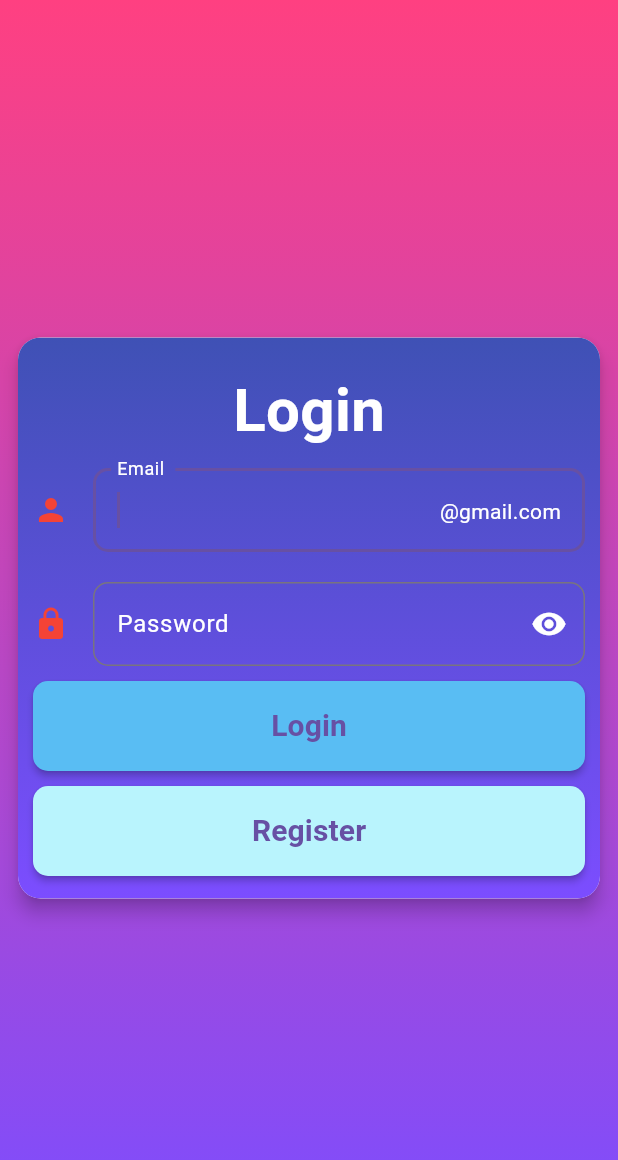
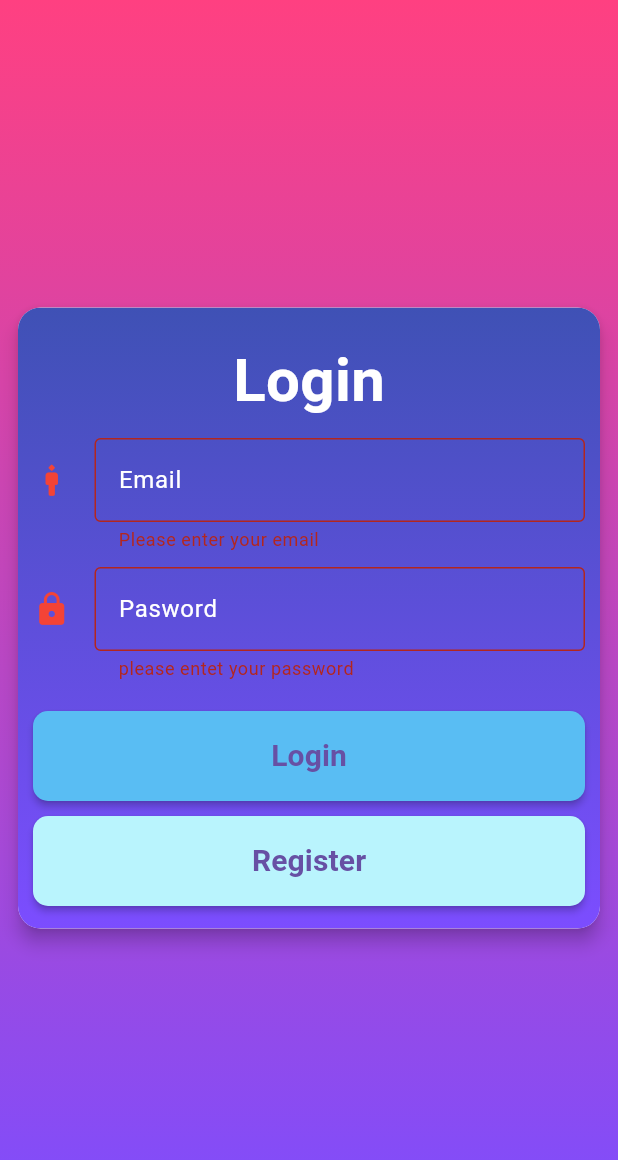
Before and after one commit to Sanjid121/my_app_projact_num_1, a Flutter app: the screen it shows after launch, after a tap on "Login", on a phone screen of 412 x 824 dp. Shown: the top 1160 px of the screen. Run offline on Flutter 3.47's test engine with Material 3 defaults, Android fonts, the phone set to English and light mode, and no system bars; our stand-ins replace carousel_slider, shared_preferences.

```diff
--- a/lib/login_page.dart
+++ b/lib/login_page.dart
@@ -11,28 +11,48 @@ class LoginPage extends StatefulWidget {
 }
 
 class _LoginPageState extends State<LoginPage> {
-  TextEditingController usernameController = TextEditingController();
-  TextEditingController passwordController = TextEditingController();
-  //login validation
+  final _fromkey = GlobalKey<FormState>();
+  final _usernameController = TextEditingController();
+  final _passwordController = TextEditingController();
+  String? _validation(String? value) {
+    if (value == null || value.isEmpty) {
+      return 'Please enter your email';
+    }
+    final emailPattern = r'^[\w-\.]+@([\w-]+\.)+[\w-]{2,4}$';
+    if (!RegExp(emailPattern).hasMatch(value)) {
+      return 'Please enter a valid email';
+    }
+    return null;
+  }
+
+  String? _passvalidation(String? value) {
+    if (value == null || value.isEmpty) {
+      return "please entet your password";
+    }
+    if (value.length < 6) {
+      return 'Password must be at least 6 characters long';
+    }
+    return null;
+  }
+
   usarLogin() async {
     SharedPreferences ss = await SharedPreferences.getInstance();
-    if (usernameController.text == "" || passwordController.text == "") {
-      print("empty");
+    if (_usernameController.text == "" || _passwordController.text == "") {
+      _fromkey.currentState!.validate();
     } else {
-      String email = ss.getString('username')!;
+      if (ss.getString('email') != null) {
+        // print('sanjid');
+        String email = ss.getString('email')!;
         String password = ss.getString('password')!;
 
-      if (email == usernameController.text &&
-          password == passwordController.text) {
-        ss.setString('login', 'true');
+        if (email == _usernameController.text &&
+            password == _passwordController.text) {
+          ss.setString('login', "true");
           Navigator.push(context, MaterialPageRoute(builder: (_) => Org()));
         } else {
-        ScaffoldMessenger.of(context).showSnackBar(
-          SnackBar(
-            backgroundColor: Colors.red,
-            content: Text('Please Enter Correct Email and Password'),
-          ),
-        );
+          ScaffoldMessenger.of(context)
+              .showSnackBar(SnackBar(content: Text('incarect pasword ')));
+        }
       }
     }
   }
@@ -96,47 +116,43 @@ class _LoginPageState extends State<LoginPage> {
                           ),
                           Container(
                             padding: EdgeInsets.all(10),
-                            child: TextFormField(
-                              validator: (value) {
-                                if (value == null || value.isEmpty) {
-                                  return 'Please enter some text';
-                                }
-                                return null;
-                              },
-                              autofocus: true,
-                              keyboardType: TextInputType.emailAddress,
-                              controller: usernameController,
+                            child: Form(
+                                key: _fromkey,
+                                child: Column(
+                                  children: [
+                                    TextFormField(
+                                      controller: _usernameController,
                                       decoration: InputDecoration(
-                                icon: Icon(Icons.person),
-                                iconColor: Colors.red,
-                                border: OutlineInputBorder(
-                                  borderRadius: BorderRadius.circular(10),
+                                          icon: Icon(Icons.man_3_rounded,
+                                              size: 25, color: Colors.red),
+                                          labelText: 'Email ',
+                                          labelStyle:
+                                              TextStyle(color: Colors.white),
+                                          suffixText: '@gmail.com',
+                                          suffixStyle:
+                                              TextStyle(color: Colors.white),
+                                          border: OutlineInputBorder()),
+                                      validator: _validation,
                                     ),
-                                labelText: 'Email ',
-                                labelStyle: TextStyle(color: Colors.white),
-                                suffixText: '@gmail.com',
-                                suffixStyle: TextStyle(color: Colors.white),
+                                    SizedBox(
+                                      height: 10,
                                     ),
+                                    TextFormField(
+                                      controller: _passwordController,
+                                      decoration: InputDecoration(
+                                          icon: Icon(Icons.lock,
+                                              size: 25, color: Colors.red),
+                                          labelText: 'Pasword',
+                                          labelStyle:
+                                              TextStyle(color: Colors.white),
+                                          border: OutlineInputBorder()),
+                                      validator: _passvalidation,
                                     ),
+                                  ],
+                                )),
                           ),
-                          Container(
-                            padding: EdgeInsets.all(10),
-                            child: TextField(
-                              controller: passwordController,
-                              obscureText: true,
-                              decoration: InputDecoration(
-                                  icon: Icon(Icons.lock),
-                                  iconColor: Colors.red,
-                                  border: OutlineInputBorder(
-                                    borderRadius: BorderRadius.circular(10),
-                                  ),
-                                  labelText: 'Password',
-                                  labelStyle: TextStyle(color: Colors.white),
-                                  suffixIcon: IconButton(
-                                      color: Colors.white,
-                                      icon: Icon(Icons.remove_red_eye),
-                                      onPressed: () {})),
-                            ),
+                          SizedBox(
+                            height: 10,
                           ),
                           Container(
                             height: 60,
--- a/lib/org.dart
+++ b/lib/org.dart
@@ -1,6 +1,7 @@
 import 'package:carousel_slider/carousel_slider.dart';
 import 'package:flutter/material.dart';
 import 'package:flutter_my_app/manu.dart';
+import 'package:flutter_my_app/text_fild.dart';
 
 class Org extends StatefulWidget {
   const Org({Key? key}) : super(key: key);
@@ -44,17 +45,15 @@ class _OrgState extends State<Org> {
                 ),
                 items: [
                   Image.network(
-                    'https://images.pexels.com/photos/302899/pexels-photo-302899.jpeg?auto=compress&cs=tinysrgb&w=400',
-                    fit: BoxFit.cover,
-                  ),
-                  Image.network(
-                      'https://images.pexels.com/photos/851555/pexels-photo-851555.jpeg?auto=compress&cs=tinysrgb&w=400'),
-                  Image.network(
-                      'https://images.pexels.com/photos/414630/pexels-photo-414630.jpeg?auto=compress&cs=tinysrgb&w=400'),
-                  Image.network(
-                      'https://images.pexels.com/photos/585753/pexels-photo-585753.jpeg?auto=compress&cs=tinysrgb&w=400'),
-                  Image.network(
-                      'https://images.pexels.com/photos/1749303/pexels-photo-1749303.jpeg?auto=compress&cs=tinysrgb&w=400'),
+                        'https://images.pexels.com/photos/2131614/pexels-photo-2131614.jpeg?auto=compress&cs=tinysrgb&w=400'),
+                    Image.network(
+                        'https://images.pexels.com/photos/2131614/pexels-photo-2131614.jpeg?auto=compress&cs=tinysrgb&w=400'),
+                    Image.network(
+                        'https://images.pexels.com/photos/2131614/pexels-photo-2131614.jpeg?auto=compress&cs=tinysrgb&w=400'),
+                    Image.network(
+                        'https://images.pexels.com/photos/2131614/pexels-photo-2131614.jpeg?auto=compress&cs=tinysrgb&w=400'),
+                    Image.network(
+                        'https://images.pexels.com/photos/2131614/pexels-photo-2131614.jpeg?auto=compress&cs=tinysrgb&w=400'),
                 ],
               ),
             ),
@@ -68,15 +67,15 @@ class _OrgState extends State<Org> {
                   options: CarouselOptions(height: 200.0, autoPlay: true),
                   items: [
                     Image.network(
-                        'https://images.pexels.com/photos/302899/pexels-photo-302899.jpeg?auto=compress&cs=tinysrgb&w=400'),
+                        'https://images.pexels.com/photos/2131614/pexels-photo-2131614.jpeg?auto=compress&cs=tinysrgb&w=400'),
                     Image.network(
-                        'https://images.pexels.com/photos/851555/pexels-photo-851555.jpeg?auto=compress&cs=tinysrgb&w=400'),
+                        'https://images.pexels.com/photos/2131614/pexels-photo-2131614.jpeg?auto=compress&cs=tinysrgb&w=400'),
                     Image.network(
-                        'https://images.pexels.com/photos/414630/pexels-photo-414630.jpeg?auto=compress&cs=tinysrgb&w=400'),
+                        'https://images.pexels.com/photos/2131614/pexels-photo-2131614.jpeg?auto=compress&cs=tinysrgb&w=400'),
                     Image.network(
-                        'https://images.pexels.com/photos/585753/pexels-photo-585753.jpeg?auto=compress&cs=tinysrgb&w=400'),
+                        'https://images.pexels.com/photos/2131614/pexels-photo-2131614.jpeg?auto=compress&cs=tinysrgb&w=400'),
                     Image.network(
-                        'https://images.pexels.com/photos/1749303/pexels-photo-1749303.jpeg?auto=compress&cs=tinysrgb&w=400'),
+                        'https://images.pexels.com/photos/2131614/pexels-photo-2131614.jpeg?auto=compress&cs=tinysrgb&w=400'),
                   ],
                 ),
               ),
@@ -90,16 +89,16 @@ class _OrgState extends State<Org> {
                 child: CarouselSlider(
                   options: CarouselOptions(height: 200.0, autoPlay: true),
                   items: [
+                   Image.network(
+                        'https://images.pexels.com/photos/2131614/pexels-photo-2131614.jpeg?auto=compress&cs=tinysrgb&w=400'),
                     Image.network(
-                        'https://images.pexels.com/photos/302899/pexels-photo-302899.jpeg?auto=compress&cs=tinysrgb&w=400'),
+                        'https://images.pexels.com/photos/2131614/pexels-photo-2131614.jpeg?auto=compress&cs=tinysrgb&w=400'),
                     Image.network(
-                        'https://images.pexels.com/photos/851555/pexels-photo-851555.jpeg?auto=compress&cs=tinysrgb&w=400'),
+                        'https://images.pexels.com/photos/2131614/pexels-photo-2131614.jpeg?auto=compress&cs=tinysrgb&w=400'),
                     Image.network(
-                        'https://images.pexels.com/photos/414630/pexels-photo-414630.jpeg?auto=compress&cs=tinysrgb&w=400'),
+                        'https://images.pexels.com/photos/2131614/pexels-photo-2131614.jpeg?auto=compress&cs=tinysrgb&w=400'),
                     Image.network(
-                        'https://images.pexels.com/photos/585753/pexels-photo-585753.jpeg?auto=compress&cs=tinysrgb&w=400'),
-                    Image.network(
-                        'https://images.pexels.com/photos/1749303/pexels-photo-1749303.jpeg?auto=compress&cs=tinysrgb&w=400'),
+                        'https://images.pexels.com/photos/2131614/pexels-photo-2131614.jpeg?auto=compress&cs=tinysrgb&w=400'),
                   ],
                 ),
               ),
@@ -108,7 +107,29 @@ class _OrgState extends State<Org> {
           ],
         ),
       ),
+      bottomNavigationBar: BottomAppBar(
+        height: 60,
+        child: Row(
+          mainAxisAlignment: MainAxisAlignment.spaceAround,
+          children: [
+            IconButton(
+              icon: Icon(Icons.home),
+              onPressed: () {},
+            ),
+            IconButton(
+              icon: Icon(Icons.person),
+              onPressed: () {
+                Navigator.push(context, MaterialPageRoute(builder: (_) => TextFild()));
+              },
+            ),
+            IconButton(
+              icon: Icon(Icons.settings),
+              onPressed: () {},
+            ),
+          ],
+        ),
 
+      ),
     );
   }
 }
```
Also changed, not shown: lib/Register.dart (+70 -42 lines), lib/main.dart (+3 -9 lines), lib/manu.dart (+14 -25 lines), lib/text_fild.dart (+9 -2 lines). Lines whose indentation alone changed are shown as unchanged.
